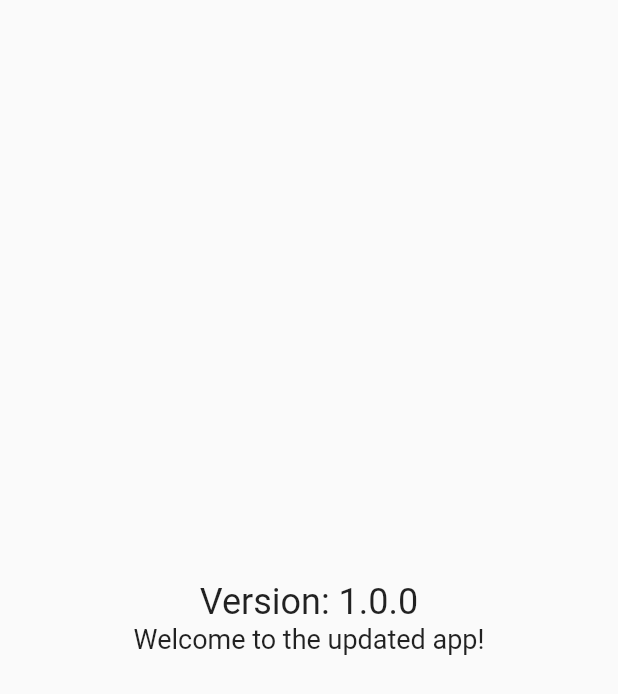
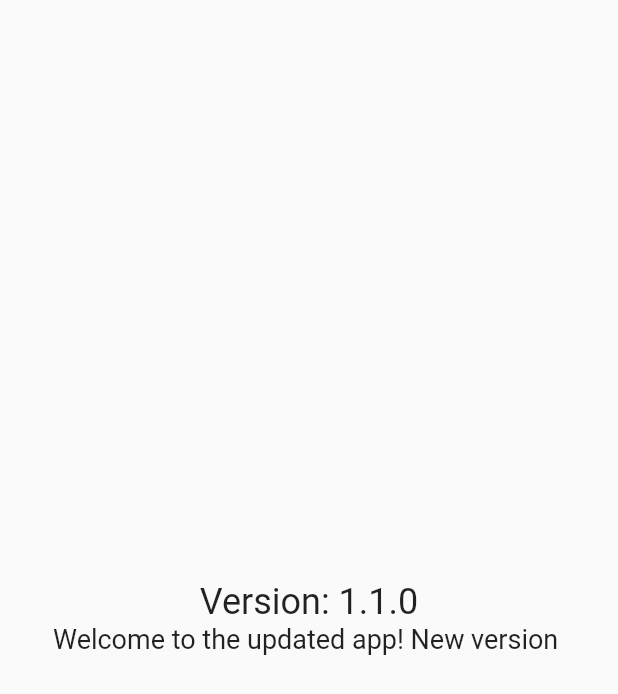
Before and after one commit to NikithaMaram/version_auto_update, a Flutter app: the screen it shows after launch, on a phone screen of 412 x 824 dp. Shown: the top 694 px of the screen. Run offline on Flutter 3.47's test engine with Material 2 defaults, Android fonts, the phone set to English and light mode, and no system bars; our stand-ins replace package_info_plus.

Commit message:
Upgraded the changes

```diff
--- a/lib/main.dart
+++ b/lib/main.dart
@@ -58,11 +58,11 @@ class _MyHomePageState extends State<MyHomePage> {
           mainAxisAlignment: MainAxisAlignment.center,
           children: [
             Text(
-              'Version: 1.0.0', // Change version number
+              'Version: 1.1.0', // Change version number
               style: TextStyle(fontSize: 24),
             ),
             Text(
-              'Welcome to the updated app!', // Change greeting message
+              'Welcome to the updated app! New version ', // Change greeting message
               style: TextStyle(fontSize: 18),
             ),
 
--- a/pubspec.yaml
+++ b/pubspec.yaml
@@ -16,7 +16,7 @@ publish_to: 'none' # Remove this line if you wish to publish to pub.dev
 # https://developer.apple.com/library/archive/documentation/General/Reference/InfoPlistKeyReference/Articles/CoreFoundationKeys.html
 # In Windows, build-name is used as the major, minor, and patch parts
 # of the product and file versions while build-number is used as the build suffix.
-version: 1.2.0
+version: 1.4.0
 
 environment:
   sdk: '>=2.19.6 <3.0.0'
```
Also changed, not shown: 1 other file.
